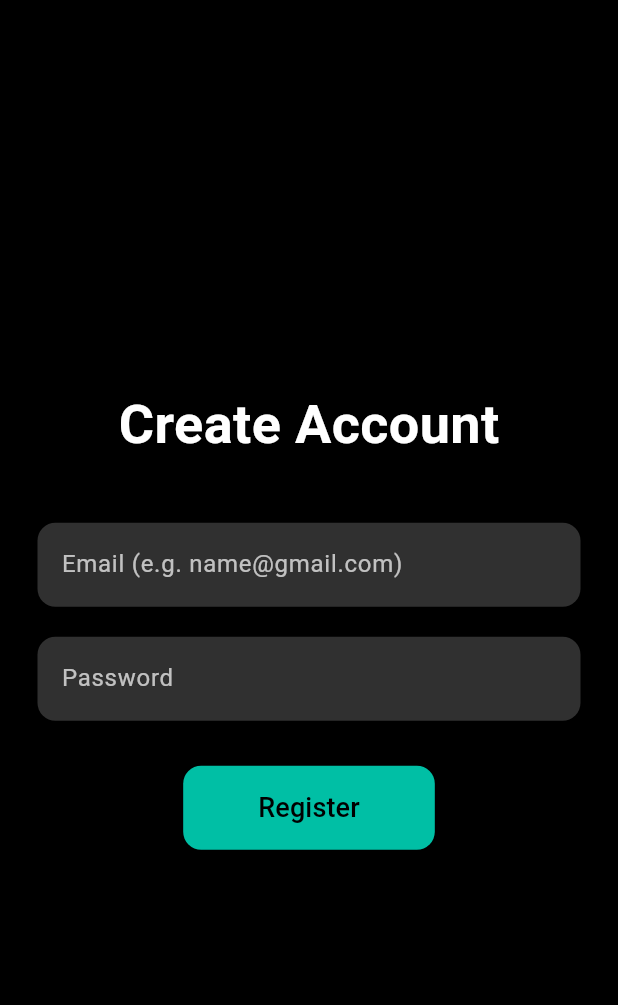
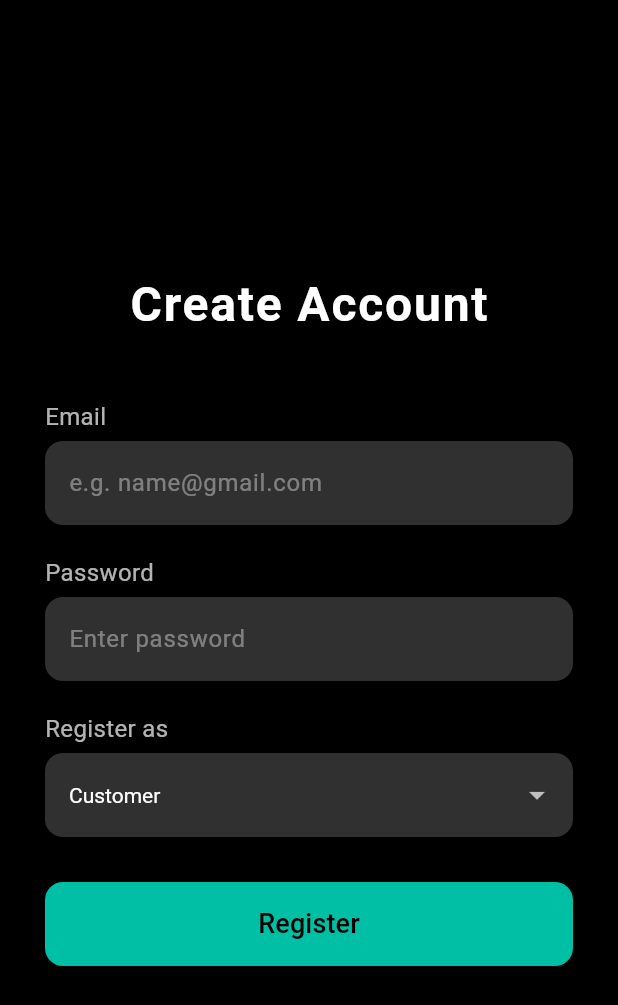
Before and after one commit to Sharanmalali/interntask, a Flutter app: the RegisterPage screen opened by its route, on a phone screen of 412 x 824 dp. Shown: the top 1005 px of the screen. Run offline on Flutter 3.47's test engine with Material 3 defaults, Android fonts, the phone set to English and light mode, and no system bars; our stand-ins replace cloud_firestore, firebase_auth, firebase_core, google_sign_in; accounts and stored records are empty; network calls fail.

Commit message:
ADDED DRIVER AUTHENTICATION

```diff
--- a/lib/register_page.dart
+++ b/lib/register_page.dart
@@ -1,3 +1,4 @@
+import 'package:cloud_firestore/cloud_firestore.dart';
 import 'package:flutter/material.dart';
 import 'package:firebase_auth/firebase_auth.dart';
 
@@ -11,8 +12,8 @@ class RegisterPage extends StatefulWidget {
 class _RegisterPageState extends State<RegisterPage> {
   final emailController = TextEditingController();
   final passwordController = TextEditingController();
+  String selectedRole = 'Customer'; // Default role
 
-  // Email format validator (only accepts gmail.com format)
   bool isValidEmail(String email) {
     final emailRegex = RegExp(r'^[\w-\.]+@gmail\.com$');
     return emailRegex.hasMatch(email);
@@ -32,10 +33,19 @@ class _RegisterPageState extends State<RegisterPage> {
     }
 
     try {
-      await FirebaseAuth.instance.createUserWithEmailAndPassword(
+      final userCredential = await FirebaseAuth.instance.createUserWithEmailAndPassword(
         email: email,
         password: password,
       );
+
+      final uid = userCredential.user!.uid;
+
+      // 🔥 Create Firestore user doc
+      await FirebaseFirestore.instance.collection('users').doc(uid).set({
+        'email': email,
+        'role': selectedRole,
+      });
+
       ScaffoldMessenger.of(context).showSnackBar(
         const SnackBar(content: Text('Registration successful!')),
       );
@@ -51,28 +61,40 @@ class _RegisterPageState extends State<RegisterPage> {
   Widget build(BuildContext context) {
     return Scaffold(
       backgroundColor: Colors.black,
-      body: Padding(
-        padding: const EdgeInsets.symmetric(horizontal: 25),
+      body: SafeArea(
         child: Center(
           child: SingleChildScrollView(
+            padding: const EdgeInsets.symmetric(horizontal: 30, vertical: 40),
             child: Column(
+              mainAxisSize: MainAxisSize.min,
               children: [
                 const Text(
                   'Create Account',
                   style: TextStyle(
-                    fontSize: 36,
+                    fontSize: 32,
                     color: Colors.white,
                     fontWeight: FontWeight.bold,
+                    letterSpacing: 1.2,
                   ),
                 ),
                 const SizedBox(height: 40),
+
+                // Email
+                Align(
+                  alignment: Alignment.centerLeft,
+                  child: Text(
+                    'Email',
+                    style: TextStyle(color: Colors.white70, fontSize: 16),
+                  ),
+                ),
+                const SizedBox(height: 5),
                 TextField(
                   controller: emailController,
                   keyboardType: TextInputType.emailAddress,
                   style: const TextStyle(color: Colors.white),
                   decoration: InputDecoration(
-                    labelText: 'Email (e.g. name@gmail.com)',
-                    labelStyle: const TextStyle(color: Colors.white70),
+                    hintText: 'e.g. name@gmail.com',
+                    hintStyle: TextStyle(color: Colors.white38),
                     filled: true,
                     fillColor: Colors.grey[850],
                     border: OutlineInputBorder(
@@ -82,13 +104,23 @@ class _RegisterPageState extends State<RegisterPage> {
                   ),
                 ),
                 const SizedBox(height: 20),
+
+                // Password
+                Align(
+                  alignment: Alignment.centerLeft,
+                  child: Text(
+                    'Password',
+                    style: TextStyle(color: Colors.white70, fontSize: 16),
+                  ),
+                ),
+                const SizedBox(height: 5),
                 TextField(
                   controller: passwordController,
                   obscureText: true,
                   style: const TextStyle(color: Colors.white),
                   decoration: InputDecoration(
-                    labelText: 'Password',
-                    labelStyle: const TextStyle(color: Colors.white70),
+                    hintText: 'Enter password',
+                    hintStyle: TextStyle(color: Colors.white38),
                     filled: true,
                     fillColor: Colors.grey[850],
                     border: OutlineInputBorder(
@@ -97,20 +129,51 @@ class _RegisterPageState extends State<RegisterPage> {
                     ),
                   ),
                 ),
+                const SizedBox(height: 20),
+
+                // Role dropdown
+                Align(
+                  alignment: Alignment.centerLeft,
+                  child: Text(
+                    'Register as',
+                    style: TextStyle(color: Colors.white70, fontSize: 16),
+                  ),
+                ),
+                const SizedBox(height: 5),
+                DropdownButtonFormField<String>(
+                  value: selectedRole,
+                  dropdownColor: Colors.grey[850],
+                  decoration: InputDecoration(
+                    filled: true,
+                    fillColor: Colors.grey[850],
+                    border: OutlineInputBorder(
+                      borderRadius: BorderRadius.circular(12),
+                      borderSide: BorderSide.none,
+                    ),
+                  ),
+                  items: const [
+                    DropdownMenuItem(value: 'Customer', child: Text('Customer')),
+                    DropdownMenuItem(value: 'Driver', child: Text('Driver')),
+                  ],
+                  onChanged: (value) => setState(() => selectedRole = value!),
+                  style: const TextStyle(color: Colors.white),
+                ),
                 const SizedBox(height: 30),
-                ElevatedButton(
+
+                // Register button
+                SizedBox(
+                  width: double.infinity,
+                  child: ElevatedButton(
                     onPressed: register,
                     style: ElevatedButton.styleFrom(
                       backgroundColor: Colors.tealAccent[700],
                       foregroundColor: Colors.black,
-                    padding: const EdgeInsets.symmetric(horizontal: 50, vertical: 15),
+                      padding: const EdgeInsets.symmetric(vertical: 15),
                       shape: RoundedRectangleBorder(
                         borderRadius: BorderRadius.circular(12),
                       ),
                     ),
-                  child: const Text(
-                    'Register',
-                    style: TextStyle(fontSize: 18),
+                    child: const Text('Register', style: TextStyle(fontSize: 18)),
                   ),
                 ),
               ],
--- a/pubspec.yaml
+++ b/pubspec.yaml
@@ -19,7 +19,7 @@ publish_to: 'none' # Remove this line if you wish to publish to pub.dev
 version: 1.0.0+1
 
 environment:
-  sdk: ^3.8.1
+  sdk: ">=2.17.0 <4.0.0"
 
 # Dependencies specify other packages that your package needs in order to work.
 # To automatically upgrade your package dependencies to the latest versions
@@ -33,6 +33,7 @@ dependencies:
   firebase_core: ^2.25.4
   firebase_auth: ^4.15.0
   google_sign_in: ^6.2.1
+  cloud_firestore: ^4.15.5
 
   # The following adds the Cupertino Icons font to your application.
   # Use with the CupertinoIcons class for iOS style icons.
```
Also changed, not shown: lib/driver_home_page.dart (added, +22 -0 lines), lib/login_page.dart (+105 -21 lines), lib/main.dart (+3 -4 lines), pubspec.lock, 3 other files. Lines whose indentation alone changed are shown as unchanged.
